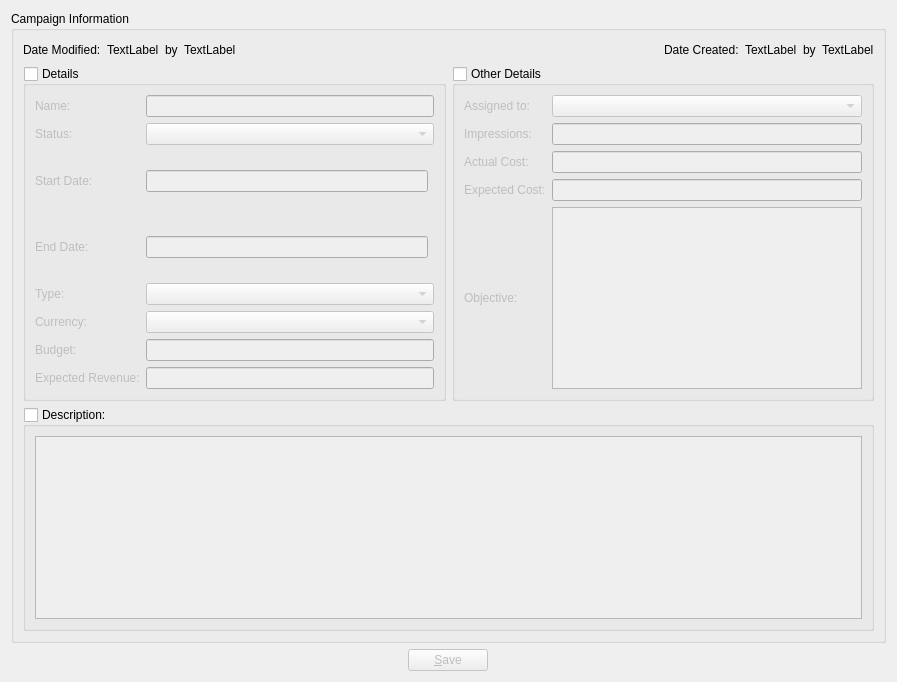
KDAB/FatCRM, file client/src/campaigndetails.ui: the form before one commit.
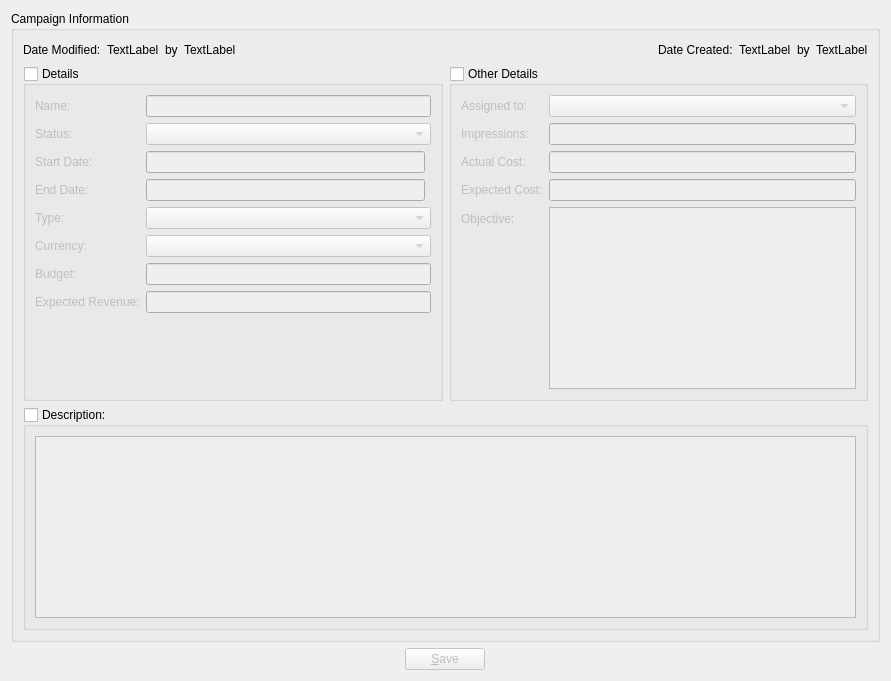
The form after the commit.

Commit message: fill up the combos with the data sourced from their own modules when possible - misc code cleaning

What changed in the file:
```diff
--- a/client/src/campaigndetails.ui
+++ b/client/src/campaigndetails.ui
@@ -6,8 +6,8 @@
    <rect>
     <x>0</x>
     <y>0</y>
-    <width>897</width>
-    <height>682</height>
+    <width>891</width>
+    <height>681</height>
    </rect>
   </property>
   <property name="windowTitle">
@@ -140,7 +140,7 @@
         <property name="checked">
          <bool>false</bool>
         </property>
-        <layout class="QGridLayout" name="gridLayout_2">
+        <layout class="QFormLayout" name="formLayout">
          <item row="0" column="0">
           <widget class="QLabel" name="label">
            <property name="text">
@@ -336,6 +336,19 @@
          <item row="7" column="1">
           <widget class="QLineEdit" name="expectedRevenue"/>
          </item>
+         <item row="8" column="1">
+          <spacer name="verticalSpacer">
+           <property name="orientation">
+            <enum>Qt::Vertical</enum>
+           </property>
+           <property name="sizeHint" stdset="0">
+            <size>
+             <width>20</width>
+             <height>73</height>
+            </size>
+           </property>
+          </spacer>
+         </item>
         </layout>
        </widget>
       </item>
@@ -350,7 +363,7 @@
         <property name="checked">
          <bool>false</bool>
         </property>
-        <layout class="QGridLayout" name="gridLayout">
+        <layout class="QFormLayout" name="formLayout_2">
          <item row="0" column="0">
           <widget class="QLabel" name="label_25">
            <property name="text">
@@ -359,7 +372,13 @@
           </widget>
          </item>
          <item row="0" column="1">
-          <widget class="QComboBox" name="assignedUserName"/>
+          <widget class="QComboBox" name="assignedUserName">
+           <item>
+            <property name="text">
+             <string/>
+            </property>
+           </item>
+          </widget>
          </item>
          <item row="1" column="0">
           <widget class="QLabel" name="label_7">
```
The commit also changes 18 other files.
